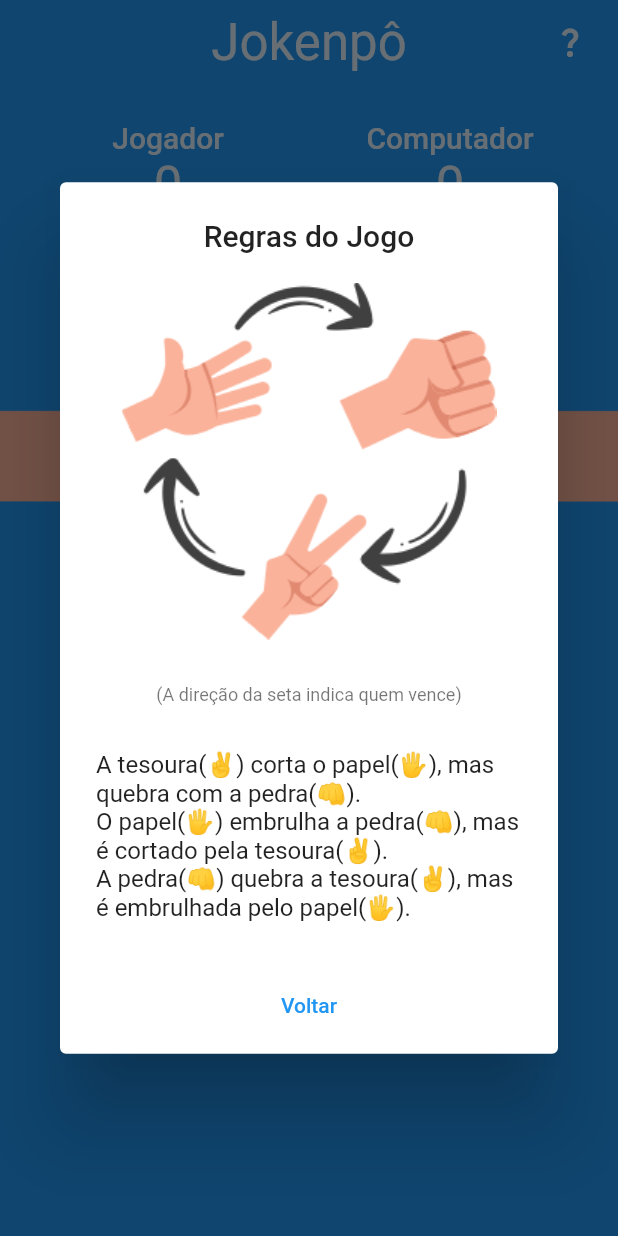
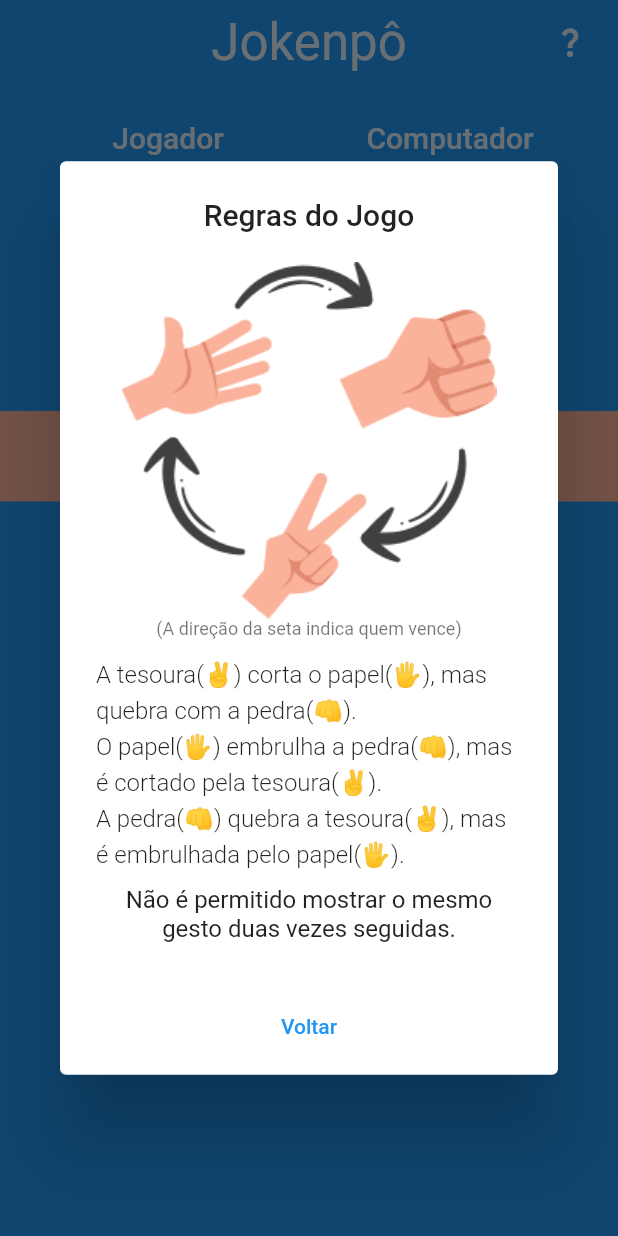
Before and after one commit to Weslley41/jokenpo, a Flutter app: the screen it shows after launch, after a tap on the "question mark" icon, on a phone screen of 412 x 824 dp. Run offline on Flutter 3.47's test engine with Material 2 defaults, Android fonts, the phone set to English and light mode, and no system bars.

Commit message:
adding new rule on dialog rules

```diff
--- a/lib/components/rules_button.dart
+++ b/lib/components/rules_button.dart
@@ -19,19 +19,27 @@ class RulesButton extends StatelessWidget {
               Image.asset(
                 'assets/images/rules.png',
               ),
-              const SizedBox(
-                height: 30,
-              ),
               Text(
                 '(A direção da seta indica quem vence)',
                 style: Theme.of(context).textTheme.bodySmall,
               ),
               const SizedBox(
-                height: 30,
+                height: 10,
               ),
               Text(
                 'A tesoura(✌️) corta o papel(🖐️), mas quebra com a pedra(👊).\nO papel(🖐️) embrulha a pedra(👊), mas é cortado pela tesoura(✌️).\nA pedra(👊) quebra a tesoura(✌️), mas é embrulhada pelo papel(🖐️).',
+                style: Theme.of(context)
+                    .textTheme
+                    .titleMedium!
+                    .copyWith(fontWeight: FontWeight.w300, height: 1.5),
+              ),
+              const SizedBox(
+                height: 10,
+              ),
+              Text(
+                'Não é permitido mostrar o mesmo gesto duas vezes seguidas.',
                 style: Theme.of(context).textTheme.titleMedium,
+                textAlign: TextAlign.center,
               ),
             ],
           ),
```
